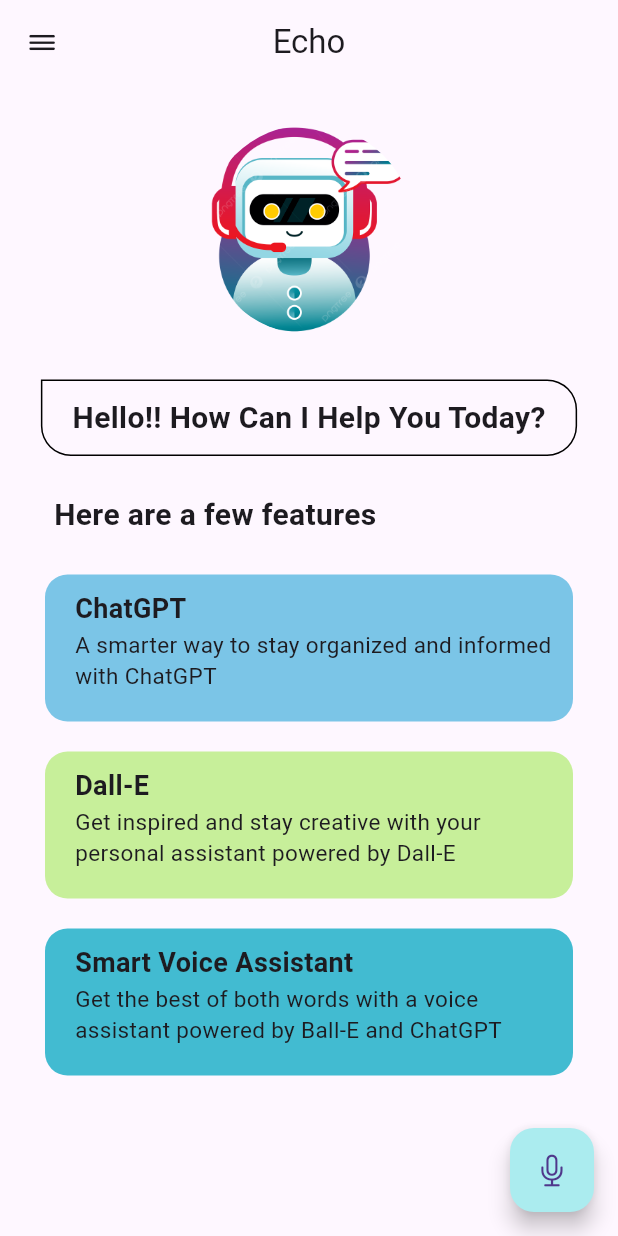
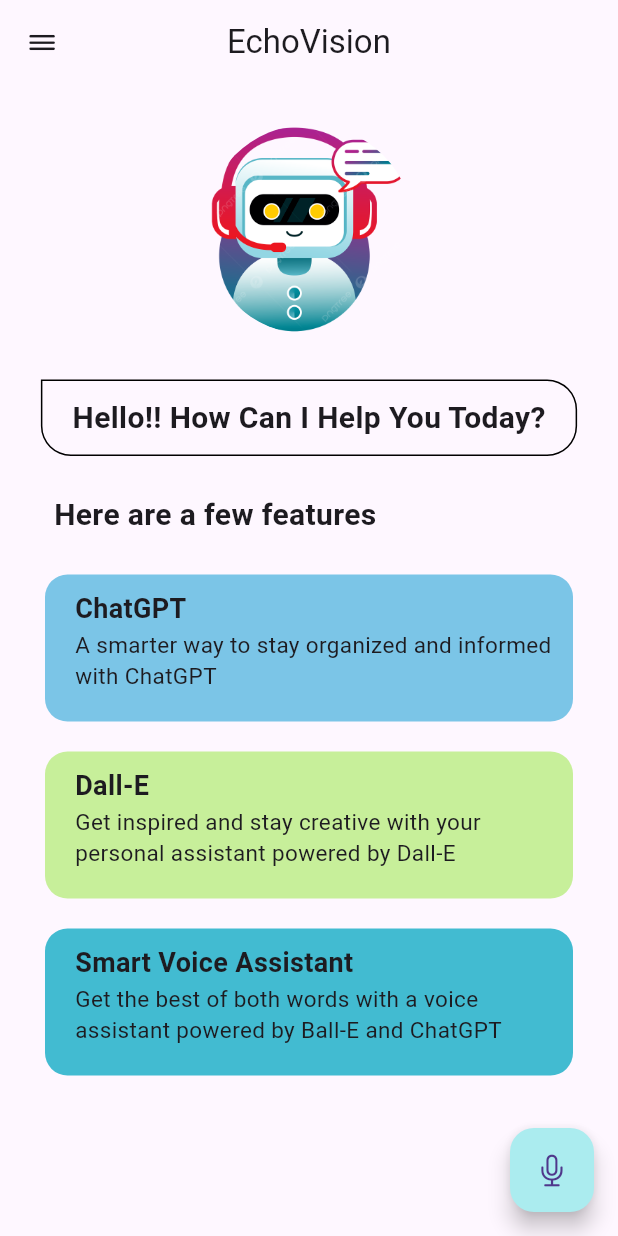
Before and after one commit to naikkajal/EchoVision, a Flutter app: the screen it shows after launch, on a phone screen of 412 x 824 dp. Run offline on Flutter 3.47's test engine with Material 3 defaults, Android fonts, the phone set to English and light mode, and no system bars; our stand-ins replace flutter_tts, speech_to_text.

Commit message:
final commit

```diff
--- a/lib/home_page.dart
+++ b/lib/home_page.dart
@@ -71,7 +71,7 @@ class _HomePageState extends State<Homepage> {
   Widget build(BuildContext context) {
     return Scaffold(
       appBar: AppBar(
-        title: Text("Echo"),
+        title: Text("EchoVision"),
         centerTitle: true,
         leading: const Icon(CupertinoIcons.bars),
       ),
--- a/lib/main.dart
+++ b/lib/main.dart
@@ -11,7 +11,7 @@ class MyApp extends StatelessWidget {
   @override
   Widget build(BuildContext context) {
     return MaterialApp(
-      title: 'Allen',
+      title: 'EchoVision',
       debugShowCheckedModeBanner: false,
       home: Homepage(),
     );
```
